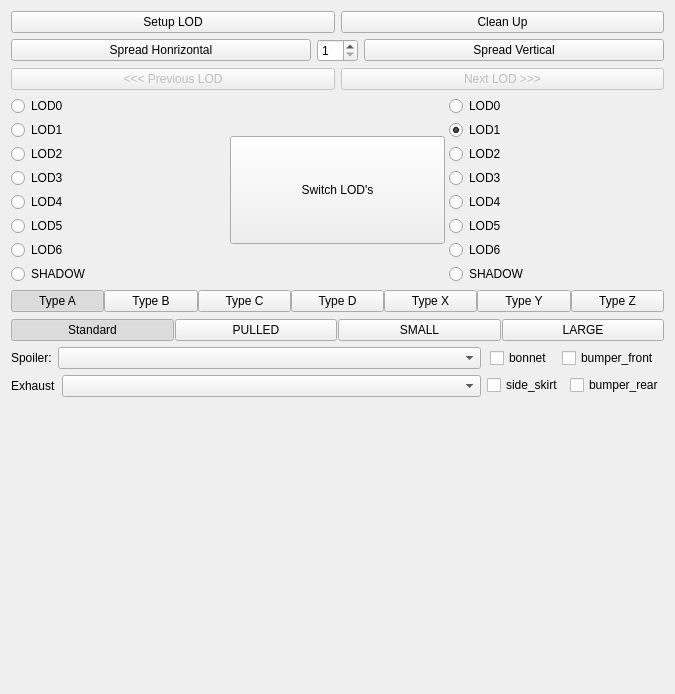
This is Maya_Tools/Developer/Main/MODULE/LODTools/UI/LODTools.ui in code-google-com/mayatools as Qt 5 draws it before an edit. The edited form follows.
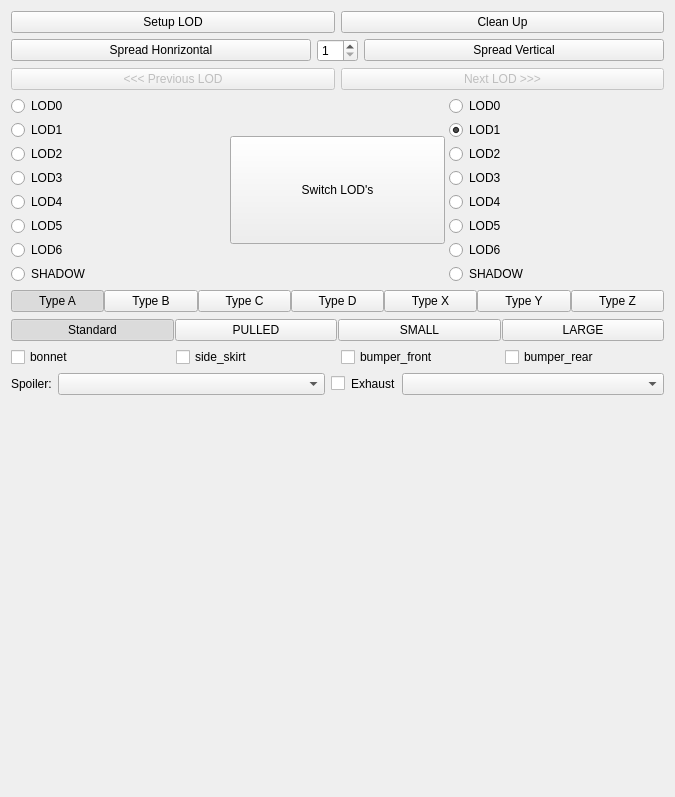
This is the edited form.

The edit to the form file:
```diff
--- a/Maya_Tools/Developer/Main/MODULE/LODTools/UI/LODTools.ui
+++ b/Maya_Tools/Developer/Main/MODULE/LODTools/UI/LODTools.ui
@@ -7,7 +7,7 @@
     <x>0</x>
     <y>0</y>
     <width>675</width>
-    <height>694</height>
+    <height>797</height>
    </rect>
   </property>
   <property name="sizePolicy">
@@ -19,7 +19,7 @@
   <property name="windowTitle">
    <string>Form</string>
   </property>
-  <layout class="QVBoxLayout" name="verticalLayout_6">
+  <layout class="QVBoxLayout" name="verticalLayout_4">
    <item>
     <layout class="QHBoxLayout" name="horizontalLayout">
      <item>
@@ -482,59 +482,11 @@
     </layout>
    </item>
    <item>
-    <layout class="QHBoxLayout" name="horizontalLayout_9">
-     <item>
-      <layout class="QVBoxLayout" name="verticalLayout_5">
-       <item>
-        <layout class="QHBoxLayout" name="horizontalLayout_7">
-         <item>
-          <widget class="QLabel" name="label">
-           <property name="sizePolicy">
-            <sizepolicy hsizetype="Fixed" vsizetype="Preferred">
-             <horstretch>0</horstretch>
-             <verstretch>0</verstretch>
-            </sizepolicy>
-           </property>
-           <property name="text">
-            <string>Spoiler:</string>
-           </property>
-          </widget>
-         </item>
-         <item>
-          <widget class="QComboBox" name="cbbSpoilers"/>
-         </item>
-        </layout>
-       </item>
-       <item>
         <layout class="QHBoxLayout" name="horizontalLayout_8">
          <item>
-          <widget class="QLabel" name="label_2">
-           <property name="sizePolicy">
-            <sizepolicy hsizetype="Fixed" vsizetype="Preferred">
-             <horstretch>0</horstretch>
-             <verstretch>0</verstretch>
-            </sizepolicy>
-           </property>
-           <property name="text">
-            <string>Exhaust</string>
-           </property>
-          </widget>
-         </item>
-         <item>
-          <widget class="QComboBox" name="cbbExhausted"/>
-         </item>
-        </layout>
-       </item>
-      </layout>
-     </item>
-     <item>
-      <layout class="QVBoxLayout" name="verticalLayout_4">
-       <item>
-        <layout class="QHBoxLayout" name="horizontalLayout_5">
-         <item>
           <widget class="QCheckBox" name="chkHood">
            <property name="sizePolicy">
-            <sizepolicy hsizetype="Fixed" vsizetype="Fixed">
+        <sizepolicy hsizetype="Minimum" vsizetype="Fixed">
              <horstretch>0</horstretch>
              <verstretch>0</verstretch>
             </sizepolicy>
@@ -545,26 +497,9 @@
           </widget>
          </item>
          <item>
-          <widget class="QCheckBox" name="chkBumper_front">
-           <property name="sizePolicy">
-            <sizepolicy hsizetype="Fixed" vsizetype="Fixed">
-             <horstretch>0</horstretch>
-             <verstretch>0</verstretch>
-            </sizepolicy>
-           </property>
-           <property name="text">
-            <string>bumper_front</string>
-           </property>
-          </widget>
-         </item>
-        </layout>
-       </item>
-       <item>
-        <layout class="QHBoxLayout" name="horizontalLayout_6">
-         <item>
           <widget class="QCheckBox" name="chkSide_skirt">
            <property name="sizePolicy">
-            <sizepolicy hsizetype="Fixed" vsizetype="Fixed">
+        <sizepolicy hsizetype="Minimum" vsizetype="Fixed">
              <horstretch>0</horstretch>
              <verstretch>0</verstretch>
             </sizepolicy>
@@ -574,10 +509,23 @@
            </property>
           </widget>
          </item>
+     <item>
+      <widget class="QCheckBox" name="chkBumper_front">
+       <property name="sizePolicy">
+        <sizepolicy hsizetype="Minimum" vsizetype="Fixed">
+         <horstretch>0</horstretch>
+         <verstretch>0</verstretch>
+        </sizepolicy>
+       </property>
+       <property name="text">
+        <string>bumper_front</string>
+       </property>
+      </widget>
+     </item>
          <item>
           <widget class="QCheckBox" name="chkBumper_rear">
            <property name="sizePolicy">
-            <sizepolicy hsizetype="Fixed" vsizetype="Fixed">
+        <sizepolicy hsizetype="Minimum" vsizetype="Fixed">
              <horstretch>0</horstretch>
              <verstretch>0</verstretch>
             </sizepolicy>
@@ -588,6 +536,59 @@
           </widget>
          </item>
         </layout>
+   </item>
+   <item>
+    <layout class="QHBoxLayout" name="horizontalLayout_6">
+     <item>
+      <layout class="QHBoxLayout" name="horizontalLayout_7">
+       <item>
+        <widget class="QLabel" name="label">
+         <property name="sizePolicy">
+          <sizepolicy hsizetype="Fixed" vsizetype="Preferred">
+           <horstretch>0</horstretch>
+           <verstretch>0</verstretch>
+          </sizepolicy>
+         </property>
+         <property name="text">
+          <string>Spoiler:</string>
+         </property>
+        </widget>
+       </item>
+       <item>
+        <widget class="QComboBox" name="cbbSpoilers"/>
+       </item>
+      </layout>
+     </item>
+     <item>
+      <widget class="QCheckBox" name="chkSpoiler">
+       <property name="sizePolicy">
+        <sizepolicy hsizetype="Fixed" vsizetype="Fixed">
+         <horstretch>0</horstretch>
+         <verstretch>0</verstretch>
+        </sizepolicy>
+       </property>
+       <property name="text">
+        <string/>
+       </property>
+      </widget>
+     </item>
+     <item>
+      <layout class="QHBoxLayout" name="horizontalLayout_5">
+       <item>
+        <widget class="QLabel" name="label_2">
+         <property name="sizePolicy">
+          <sizepolicy hsizetype="Fixed" vsizetype="Preferred">
+           <horstretch>0</horstretch>
+           <verstretch>0</verstretch>
+          </sizepolicy>
+         </property>
+         <property name="text">
+          <string>Exhaust</string>
+         </property>
+        </widget>
+       </item>
+       <item>
+        <widget class="QComboBox" name="cbbExhausted"/>
        </item>
       </layout>
      </item>
```
Lines whose indentation alone changed are shown as unchanged.
